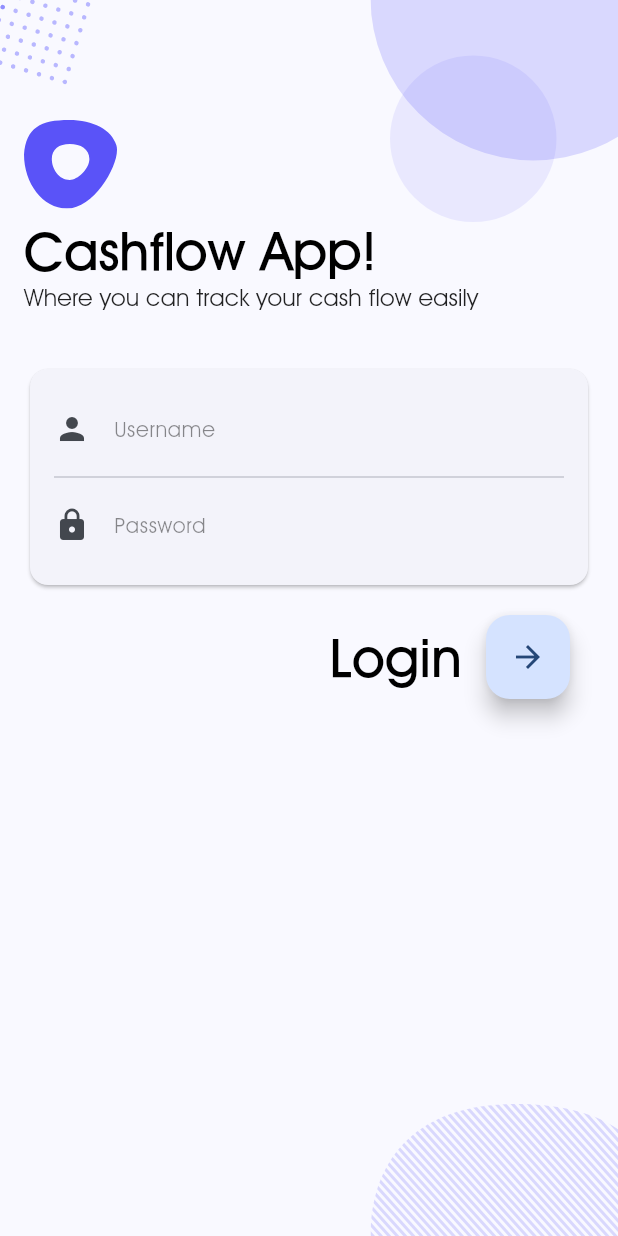
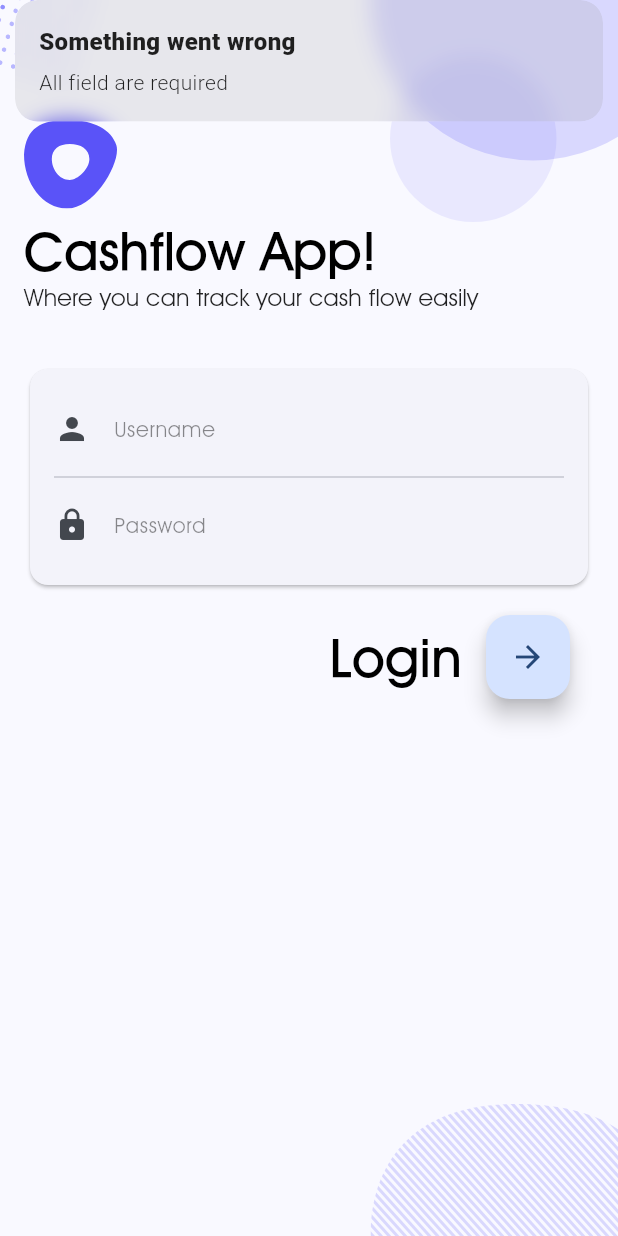
Before and after one commit to dharmayudistira/cash_flow, a Flutter app: the screen it shows after launch, after a tap on the "arrow forward" icon, on a phone screen of 412 x 824 dp. Run offline on Flutter 3.47's test engine with Material 2 defaults, Android fonts, the phone set to English and light mode, and no system bars; our stand-ins replace flutter_svg, get, get_storage, sqflite; accounts and stored records are empty.

Commit message:
feat: implement login

```diff
--- a/lib/app/data/constants/message_constants.dart
+++ b/lib/app/data/constants/message_constants.dart
@@ -1 +1,6 @@
 String loginErrorMessage(String username) => "User with $username not found!";
+
+const String somethingWentWrong = "Something went wrong";
+const String loginAllInputAreRequired = "All field are required";
+const String loginUsernameIsRequired = "Username is required";
+const String loginPasswordIsRequired = "Password is required";
--- a/lib/app/data/local_storage/auth_pref.dart
+++ b/lib/app/data/local_storage/auth_pref.dart
@@ -1,5 +1,5 @@
-import 'package:cash_flow/app/data/constants/pref_constants.dart';
-import 'package:cash_flow/app/data/models/user_model.dart';
+import '../constants/pref_constants.dart';
+import '../models/user_model.dart';
 import 'package:get_storage/get_storage.dart';
 
 class AuthPref {
@@ -17,9 +17,14 @@ class AuthPref {
     _authPref.write(keyCurrentUser, currentUser.toJson());
   }
 
-  UserModel getCurrentUser() {
-    final mapUser = _authPref.read(keyCurrentUser);
-    return UserModel.fromJson(mapUser);
+  UserModel? getCurrentUser() {
+    Map<String, dynamic>? mapUser = _authPref.read(keyCurrentUser);
+
+    if (mapUser != null) {
+      return UserModel.fromJson(mapUser);
+    } else {
+      return null;
+    }
   }
 
   void logout() {
--- a/lib/app/data/models/transaction_model.dart
+++ b/lib/app/data/models/transaction_model.dart
@@ -1,4 +1,4 @@
-import 'package:cash_flow/app/data/constants/db_field_constants.dart';
+import '../constants/db_field_constants.dart';
 
 class TransactionModel {
   final int? id;
--- a/lib/app/data/models/user_model.dart
+++ b/lib/app/data/models/user_model.dart
@@ -1,6 +1,6 @@
 
 
-import 'package:cash_flow/app/data/constants/db_field_constants.dart';
+import '../constants/db_field_constants.dart';
 
 class UserModel {
   final int? id;
--- a/lib/app/modules/detail_cash_flow/views/detail_cash_flow_view.dart
+++ b/lib/app/modules/detail_cash_flow/views/detail_cash_flow_view.dart
@@ -1,5 +1,4 @@
 import 'package:flutter/material.dart';
-
 import 'package:get/get.dart';
 
 import '../controllers/detail_cash_flow_controller.dart';
--- a/lib/app/modules/login/controllers/login_controller.dart
+++ b/lib/app/modules/login/controllers/login_controller.dart
@@ -1,23 +1,86 @@
+import '../../../data/constants/message_constants.dart';
+import '../../../data/local_storage/auth_pref.dart';
+import '../../../data/local_storage/db_helper.dart';
+import '../../../data/models/user_model.dart';
+import '../../../routes/app_pages.dart';
+import 'package:flutter/material.dart';
 import 'package:get/get.dart';
 
 class LoginController extends GetxController {
-  //TODO: Implement LoginController
+  var isLoginLoading = false.obs;
 
-  final count = 0.obs;
-  @override
-  void onInit() {
-    super.onInit();
-  }
+  late TextEditingController usernameController;
+  late TextEditingController passwordController;
 
   @override
-  void onReady() {
-    super.onReady();
+  void onInit() async {
+    super.onInit();
+    usernameController = TextEditingController();
+    passwordController = TextEditingController();
+
+    await _checkLoginPref();
   }
 
   @override
   void onClose() {
+    usernameController.dispose();
+    passwordController.dispose();
     super.onClose();
   }
 
-  void increment() => count.value++;
+  Future<void> doLogin(String username, String password) async {
+    isLoginLoading.toggle();
+    await Future.delayed(const Duration(seconds: 1));
+
+    if (username.isEmpty && password.isEmpty) {
+      isLoginLoading.toggle();
+      Get.snackbar(somethingWentWrong, loginAllInputAreRequired);
+    } else if (username.isEmpty) {
+      isLoginLoading.toggle();
+      Get.snackbar(somethingWentWrong, loginUsernameIsRequired);
+    } else if (password.isEmpty) {
+      isLoginLoading.toggle();
+      Get.snackbar(somethingWentWrong, loginPasswordIsRequired);
+    } else {
+      await _handleInputIfNotEmpty(username, password);
+    }
+  }
+
+  Future<void> _handleInputIfNotEmpty(String username, String password) async {
+    try {
+      final user =
+          await CashFlowDatabase.instance.readUserByUsernameAndPassword(
+        username,
+        password,
+      );
+
+      if (user.username == username && user.password == password) {
+        setLoginPref(user);
+        isLoginLoading.toggle();
+        Get.offAllNamed(Routes.HOME);
+      } else {
+        isLoginLoading.toggle();
+        Get.snackbar(somethingWentWrong, loginErrorMessage(username));
+      }
+    } on Exception {
+      isLoginLoading.toggle();
+      Get.snackbar(somethingWentWrong, loginErrorMessage(username));
+    }
+  }
+
+  void setLoginPref(UserModel userModel) {
+    AuthPref().setLoginState(true);
+    AuthPref().setCurrentUser(userModel);
+  }
+
+  Future<void> _checkLoginPref() async {
+    isLoginLoading.toggle();
+    await Future.delayed(const Duration(milliseconds: 500));
+    if (AuthPref().getCurrentUser() != null) {
+      isLoginLoading.toggle();
+      Get.offAllNamed(Routes.HOME);
+    } else {
+      isLoginLoading.toggle();
+    }
+  }
 }
--- a/lib/app/modules/login/views/login_view.dart
+++ b/lib/app/modules/login/views/login_view.dart
@@ -1,3 +1,4 @@
+import '../../../views/views/loading_view.dart';
 import 'package:flutter/material.dart';
 import 'package:flutter_svg/flutter_svg.dart';
 
@@ -10,7 +11,13 @@ class LoginView extends GetView<LoginController> {
   @override
   Widget build(BuildContext context) {
     return Scaffold(
-      body: _buildBodyLogin(context),
+      body: Obx(() {
+        if (controller.isLoginLoading.value) {
+          return LoadingWidget(child: _buildBodyLogin(context));
+        } else {
+          return _buildBodyLogin(context);
+        }
+      }),
     );
   }
 
@@ -77,7 +84,7 @@ class LoginView extends GetView<LoginController> {
                       Icons.person,
                     ),
                   ),
-                  // controller: _usernameController,
+                  controller: controller.usernameController,
                 ),
                 const Divider(),
                 TextField(
@@ -91,7 +98,7 @@ class LoginView extends GetView<LoginController> {
                       Icons.lock,
                     ),
                   ),
-                  // controller: _passwordController,
+                  controller: controller.passwordController,
                 ),
               ],
             ),
@@ -107,7 +114,11 @@ class LoginView extends GetView<LoginController> {
             Padding(
               padding: const EdgeInsets.all(16),
               child: FloatingActionButton(
-                onPressed: () {},
+                onPressed: () async {
+                  final username = controller.usernameController.text;
+                  final password = controller.passwordController.text;
+                  controller.doLogin(username, password);
+                },
                 child: const Icon(Icons.arrow_forward),
               ),
             ),
--- /dev/null
+++ b/lib/app/views/views/loading_view.dart
@@ -0,0 +1,32 @@
+import 'package:flutter/material.dart';
+
+class LoadingWidget extends StatelessWidget {
+  const LoadingWidget({
+    Key? key,
+    required this.child,
+  }) : super(key: key);
+
+  final Widget child;
+
+  @override
+  Widget build(BuildContext context) {
+    return Stack(
+      children: [
+        child,
+        Center(
+          child: Container(
+            width: double.infinity,
+            height: double.infinity,
+            color: Colors.grey.withOpacity(0.55),
+            child: Row(
+              mainAxisAlignment: MainAxisAlignment.center,
+              children: const [
+                CircularProgressIndicator(),
+              ],
+            ),
+          ),
+        ),
+      ],
+    );
+  }
+}
--- a/lib/main.dart
+++ b/lib/main.dart
@@ -1,6 +1,4 @@
-import 'package:cash_flow/app/data/local_storage/db_helper.dart';
 import 'package:flutter/material.dart';
-
 import 'package:get/get.dart';
 import 'package:get_storage/get_storage.dart';
 
```
Also changed, not shown: lib/app/data/local_storage/db_helper.dart (+6 -6 lines), 3 other files.
